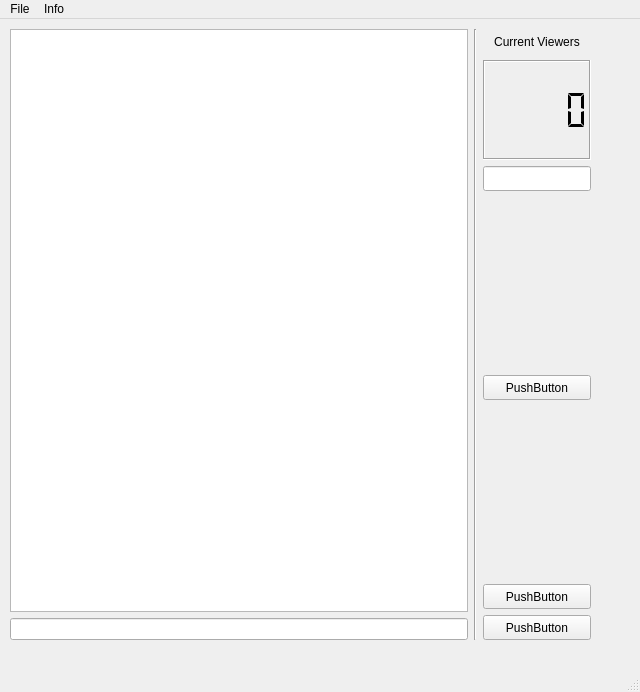
First picture: the form in ressources/gui/MainWindow - untitled.ui, repository r4nd0wn/r4, before the edit.
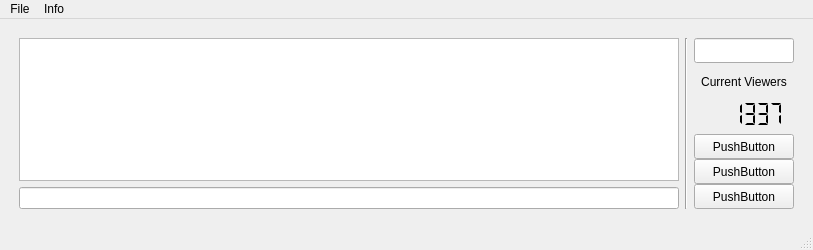
Second picture: the form after the edit. Icons and pictures are not drawn.

Patch:
```diff
--- a/ressources/gui/MainWindow - untitled.ui
+++ b/ressources/gui/MainWindow - untitled.ui
@@ -6,23 +6,17 @@
    <rect>
     <x>0</x>
     <y>0</y>
-    <width>640</width>
-    <height>692</height>
+    <width>813</width>
+    <height>250</height>
    </rect>
   </property>
   <property name="windowTitle">
    <string>MainWindow</string>
   </property>
   <widget class="QWidget" name="centralwidget">
+   <layout class="QHBoxLayout" name="horizontalLayout_2">
+    <item>
    <widget class="QWidget" name="horizontalWidget" native="true">
-    <property name="geometry">
-     <rect>
-      <x>0</x>
-      <y>0</y>
-      <width>601</width>
-      <height>631</height>
-     </rect>
-    </property>
     <layout class="QHBoxLayout" name="horizontalLayout">
      <property name="sizeConstraint">
       <enum>QLayout::SetMinAndMaxSize</enum>
@@ -42,7 +36,11 @@
      <item>
       <layout class="QVBoxLayout" name="verticalLayout">
        <item>
-        <widget class="QPlainTextEdit" name="plainTextEdit"/>
+          <widget class="QPlainTextEdit" name="plainTextEdit">
+           <property name="focusPolicy">
+            <enum>Qt::NoFocus</enum>
+           </property>
+          </widget>
        </item>
        <item>
         <widget class="QLineEdit" name="lineEdit"/>
@@ -59,6 +57,33 @@
      <item>
       <layout class="QVBoxLayout" name="verticalLayout_2">
        <item>
+          <layout class="QVBoxLayout" name="verticalLayout_3">
+           <item>
+            <widget class="QLineEdit" name="lineEdit_3">
+             <property name="sizePolicy">
+              <sizepolicy hsizetype="Ignored" vsizetype="Maximum">
+               <horstretch>0</horstretch>
+               <verstretch>0</verstretch>
+              </sizepolicy>
+             </property>
+             <property name="minimumSize">
+              <size>
+               <width>100</width>
+               <height>25</height>
+              </size>
+             </property>
+             <property name="maximumSize">
+              <size>
+               <width>200</width>
+               <height>25</height>
+              </size>
+             </property>
+             <property name="text">
+              <string/>
+             </property>
+            </widget>
+           </item>
+           <item>
         <widget class="QLabel" name="label">
          <property name="maximumSize">
           <size>
@@ -91,64 +116,42 @@
            <height>100</height>
           </size>
          </property>
+             <property name="frameShape">
+              <enum>QFrame::NoFrame</enum>
+             </property>
          <property name="frameShadow">
-          <enum>QFrame::Sunken</enum>
+              <enum>QFrame::Plain</enum>
+             </property>
+             <property name="lineWidth">
+              <number>0</number>
+             </property>
+             <property name="digitCount">
+              <number>6</number>
          </property>
          <property name="segmentStyle">
           <enum>QLCDNumber::Flat</enum>
          </property>
-        </widget>
-       </item>
-       <item alignment="Qt::AlignTop">
-        <widget class="QLineEdit" name="lineEdit_3">
-         <property name="sizePolicy">
-          <sizepolicy hsizetype="Fixed" vsizetype="Maximum">
-           <horstretch>0</horstretch>
-           <verstretch>0</verstretch>
-          </sizepolicy>
-         </property>
-         <property name="minimumSize">
-          <size>
-           <width>100</width>
-           <height>25</height>
-          </size>
-         </property>
-         <property name="maximumSize">
-          <size>
-           <width>200</width>
-           <height>25</height>
-          </size>
-         </property>
-         <property name="text">
-          <string/>
-         </property>
-        </widget>
-       </item>
-       <item alignment="Qt::AlignTop">
-        <widget class="QPushButton" name="pushButton_3">
-         <property name="sizePolicy">
-          <sizepolicy hsizetype="Minimum" vsizetype="Maximum">
-           <horstretch>0</horstretch>
-           <verstretch>0</verstretch>
-          </sizepolicy>
-         </property>
-         <property name="minimumSize">
-          <size>
-           <width>100</width>
-           <height>25</height>
-          </size>
-         </property>
-         <property name="maximumSize">
-          <size>
-           <width>200</width>
-           <height>25</height>
-          </size>
-         </property>
-         <property name="text">
-          <string>PushButton</string>
-         </property>
-        </widget>
-       </item>
+             <property name="intValue" stdset="0">
+              <number>1337</number>
+             </property>
+            </widget>
+           </item>
+          </layout>
+         </item>
+         <item>
+          <layout class="QVBoxLayout" name="verticalLayout_4">
+           <property name="spacing">
+            <number>0</number>
+           </property>
+           <property name="sizeConstraint">
+            <enum>QLayout::SetDefaultConstraint</enum>
+           </property>
+           <property name="leftMargin">
+            <number>0</number>
+           </property>
+           <property name="topMargin">
+            <number>0</number>
+           </property>
        <item>
         <widget class="QPushButton" name="pushButton_4">
          <property name="sizePolicy">
@@ -174,6 +177,31 @@
          </property>
         </widget>
        </item>
+           <item>
+            <widget class="QPushButton" name="pushButton_3">
+             <property name="sizePolicy">
+              <sizepolicy hsizetype="Minimum" vsizetype="Maximum">
+               <horstretch>0</horstretch>
+               <verstretch>0</verstretch>
+              </sizepolicy>
+             </property>
+             <property name="minimumSize">
+              <size>
+               <width>100</width>
+               <height>25</height>
+              </size>
+             </property>
+             <property name="maximumSize">
+              <size>
+               <width>200</width>
+               <height>25</height>
+              </size>
+             </property>
+             <property name="text">
+              <string>PushButton</string>
+             </property>
+            </widget>
+           </item>
        <item>
         <widget class="QPushButton" name="pushButton_5">
          <property name="sizePolicy">
@@ -202,14 +230,18 @@
       </layout>
      </item>
     </layout>
-   </widget>
+       </item>
+      </layout>
+     </widget>
+    </item>
+   </layout>
   </widget>
   <widget class="QMenuBar" name="menubar">
    <property name="geometry">
     <rect>
      <x>0</x>
      <y>0</y>
-     <width>640</width>
+     <width>813</width>
      <height>30</height>
     </rect>
    </property>
```
Left out of the diff: 17 changed lines with no effect on the pictures. Lines whose indentation alone changed are shown as unchanged.
